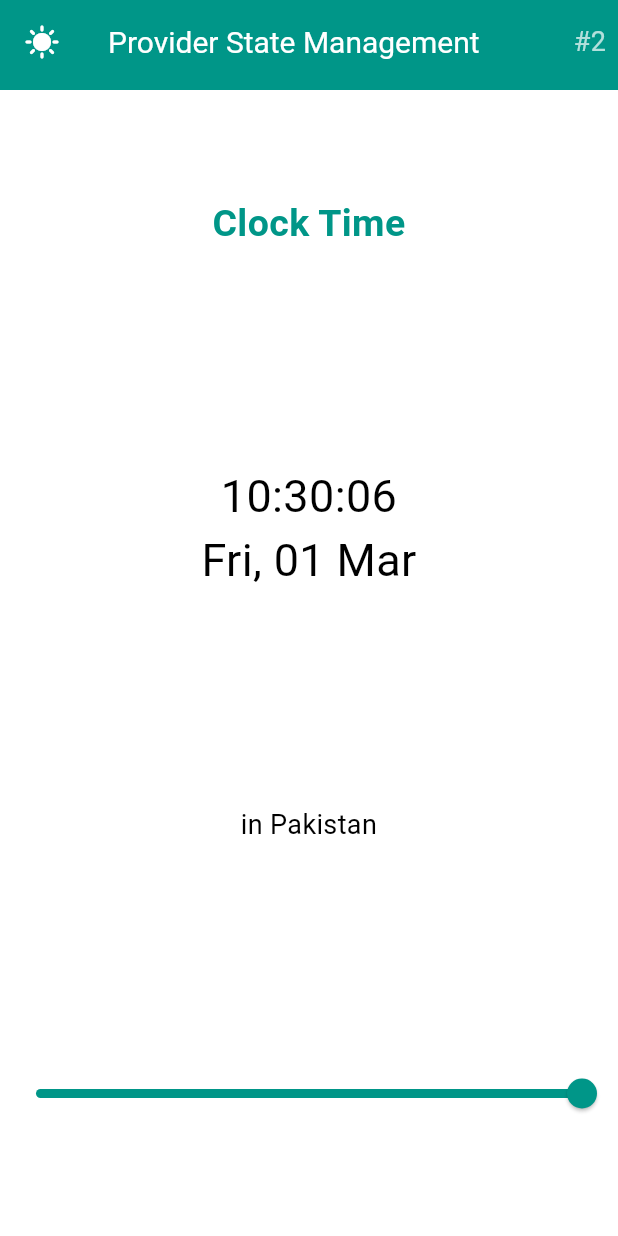
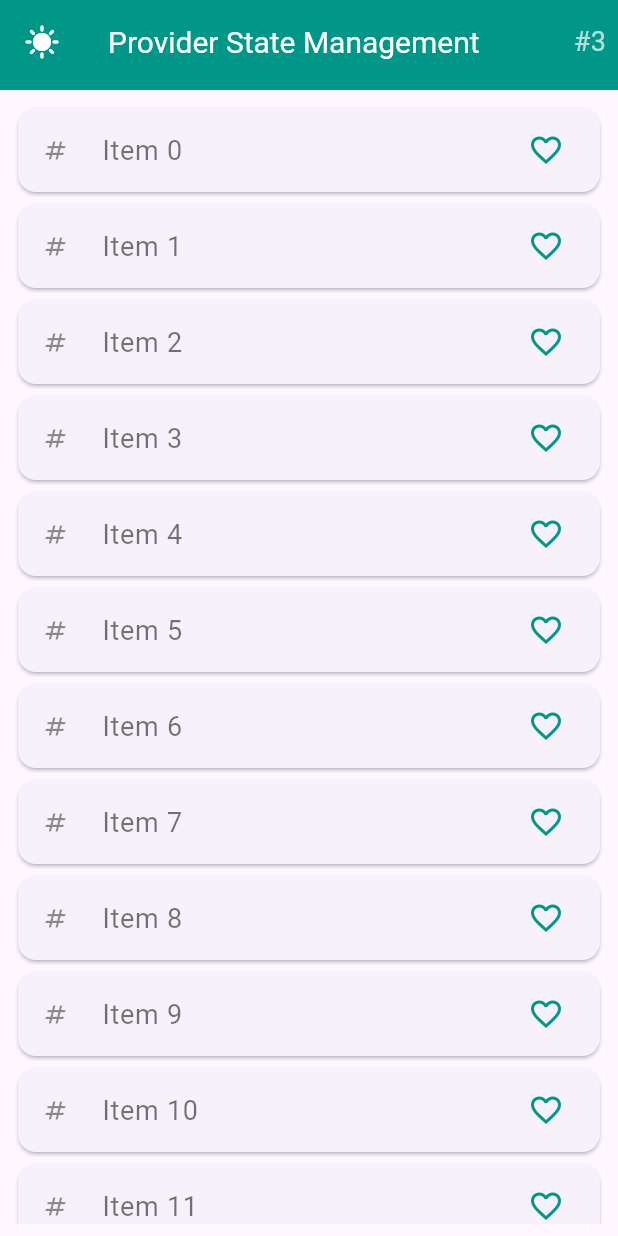
Before and after one commit to ZapeeoSheikh/provider_state_management, a Flutter app: the screen it shows after launch, on a phone screen of 412 x 824 dp. Run offline on Flutter 3.47's test engine with Material 3 defaults, Android fonts, the phone set to English and light mode, and no system bars.

Commit message:
lec3 commit

```diff
--- a/lib/helper/widget/appbar_widget.dart
+++ b/lib/helper/widget/appbar_widget.dart
@@ -1,7 +1,7 @@
 import 'package:flutter/material.dart';
 
 class AppBarWidget extends StatelessWidget implements PreferredSizeWidget {
-  const AppBarWidget({super.key, required this.opacityValue});
+  const AppBarWidget({super.key, this.opacityValue = 1.0});
 
   final double opacityValue;
 
@@ -24,7 +24,7 @@ class AppBarWidget extends StatelessWidget implements PreferredSizeWidget {
         Padding(
           padding: EdgeInsets.symmetric(horizontal: 8.0),
           child: Text(
-            "#2",
+            "#3",
             style: TextStyle(color: Colors.white70, fontSize: 18),
           ),
         )
--- a/lib/main.dart
+++ b/lib/main.dart
@@ -1,7 +1,8 @@
 import 'package:flutter/material.dart';
 import 'package:provider/provider.dart';
 import 'package:provider_state_management/provider/counter_provider.dart';
-import 'package:provider_state_management/view/practice%2001/counter_screen.dart';
+import 'package:provider_state_management/provider/favriote_provider.dart';
+import 'package:provider_state_management/view/practice%2002/items_list_screen.dart';
 
 void main() {
   runApp(const MyApp());
@@ -13,12 +14,15 @@ class MyApp extends StatelessWidget {
   // This widget is the root of your application.
   @override
   Widget build(BuildContext context) {
-    return ChangeNotifierProvider(
-      create: (_) => ClockProvider(),
-          child: const MaterialApp(
+    return MultiProvider(providers: [
+      ChangeNotifierProvider(create: (_) => ClockProvider(),),
+      ChangeNotifierProvider(create: (_) => FavrioteProvider(),),
+    ],
+        child: const MaterialApp(
             debugShowCheckedModeBanner: false,
-            home: CounterScreen()
-        )
-      ) ;
+            // home: CounterScreen()
+            home: ItemsListScreen()
+        ),
+    );
   }
 }
--- /dev/null
+++ b/lib/provider/favriote_provider.dart
@@ -0,0 +1,15 @@
+import 'package:flutter/material.dart';
+
+class FavrioteProvider with ChangeNotifier {
+  List<int> favroiteList = [];
+
+  clickFavriote(int index){
+    favroiteList.contains(index)
+        ? favroiteList.remove(index)
+        : favroiteList.add(index);
+    print(favroiteList);
+
+    // Notify the change
+    notifyListeners();
+  }
+}
--- /dev/null
+++ b/lib/view/practice 02/items_list_screen.dart
@@ -0,0 +1,62 @@
+import 'package:flutter/cupertino.dart';
+import 'package:flutter/material.dart';
+import 'package:provider/provider.dart';
+import 'package:provider_state_management/helper/widget/appbar_widget.dart';
+import 'package:provider_state_management/provider/favriote_provider.dart';
+
+class ItemsListScreen extends StatefulWidget {
+  const ItemsListScreen({super.key});
+
+  @override
+  State<ItemsListScreen> createState() => _ItemsListScreenState();
+}
+
+class _ItemsListScreenState extends State<ItemsListScreen> {
+  @override
+  Widget build(BuildContext context) {
+    return Scaffold(
+      appBar: AppBarWidget(),
+      body: Padding(
+        padding: const EdgeInsets.all(8.0),
+        child: Column(
+          children: [
+            Expanded(
+              child: ListView.builder(
+                  itemCount: 230,
+                  itemBuilder: (BuildContext context, int index) {
+                    return Card(child: Consumer<FavrioteProvider>(
+                      builder: (_, value, child) {
+                        return ListTile(
+                          onTap: () {
+                            value.clickFavriote(index);
+                          },
+                          title: Text(
+                            "Item $index",
+                            style:
+                                TextStyle(fontSize: 18, color: Colors.black54),
+                          ),
+                          trailing: value.favroiteList.contains(index)
+                              ? Icon(
+                                  Icons.favorite,
+                                  color: Colors.teal,
+                                )
+                              : Icon(
+                                  Icons.favorite_border,
+                                  color: Colors.teal,
+                                ),
+                          leading: const Icon(
+                            Icons.numbers,
+                            color: Colors.black45,
+                            size: 18,
+                          ),
+                        );
+                      },
+                    ));
+                  }),
+            )
+          ],
+        ),
+      ),
+    );
+  }
+}
```
